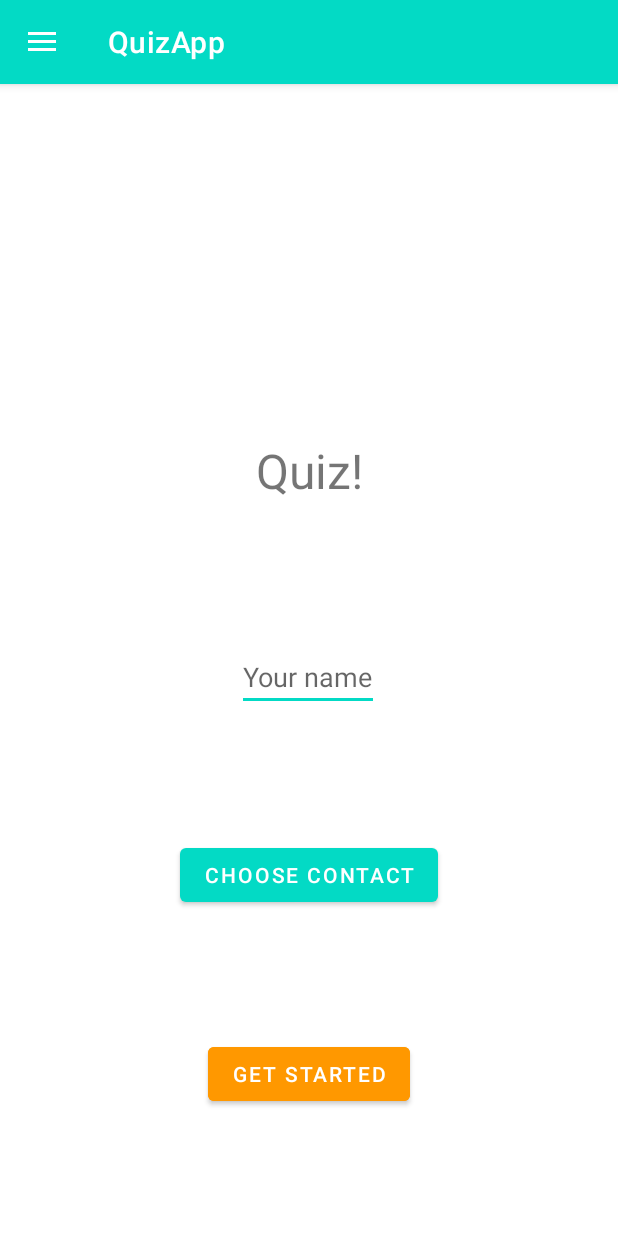
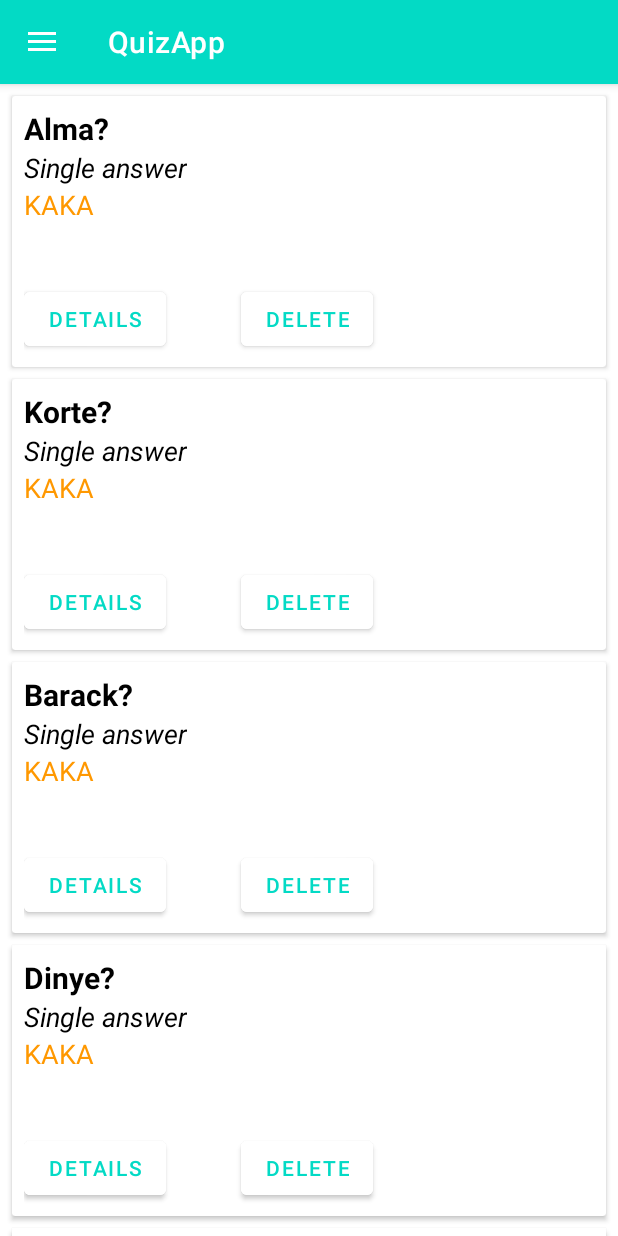
Before and after one commit to kollozsolt/Android, an Android app: the screen it shows after launch (MainActivity), in the side drawer, after a tap on "List of questions", on a phone screen of 412 x 824 dp. Run offline under Robolectric (Android 15) with nearby library versions, the phone set to English and light mode, and no system bars.

Commit message:
Recycler view

```diff
--- /dev/null
+++ b/Quiz/app/src/main/java/com/example/quiz/ExampleAdapter.kt
@@ -0,0 +1,44 @@
+package com.example.quiz
+
+import android.content.Context
+import android.view.LayoutInflater
+import android.view.View
+import android.view.ViewGroup
+import android.widget.ImageView
+import android.widget.TextView
+import androidx.recyclerview.widget.RecyclerView
+import java.io.InputStream
+
+class ExampleAdapter(private val exampleList: List<ExampleItem>) : RecyclerView.Adapter<ExampleAdapter.ExampleViewHolder>() {
+
+    override fun onCreateViewHolder(
+        parent: ViewGroup,
+        viewType: Int
+    ): ExampleViewHolder {
+        val view = LayoutInflater.from(parent.context).inflate(R.layout.item_layout, parent, false)
+
+        return ExampleViewHolder(view)
+    }
+
+    override fun onBindViewHolder(holder: ExampleViewHolder, position: Int) {
+        val currentItem = exampleList[position]
+
+        holder.bind(currentItem)
+    }
+
+    override fun getItemCount(): Int = exampleList.size
+
+
+    class ExampleViewHolder(view: View):RecyclerView.ViewHolder(view) {
+        private val questionView: TextView = view.findViewById(R.id.question_TextView)
+        private val answerType: TextView = view.findViewById(R.id.answerType_textView)
+        private val rightAnswer: TextView = view.findViewById(R.id.rightAnswer_textView)
+
+        fun bind(exampleItem: ExampleItem){
+            questionView.text = exampleItem.question
+            answerType.text = exampleItem.answerType
+            rightAnswer.text = exampleItem.rightAnswer
+        }
+
+    }
+}
--- /dev/null
+++ b/Quiz/app/src/main/java/com/example/quiz/ExampleItem.kt
@@ -0,0 +1,3 @@
+package com.example.quiz
+
+data class ExampleItem(val question: String, val answerType: String, val rightAnswer: String)
--- a/Quiz/app/src/main/java/com/example/quiz/MainActivity.kt
+++ b/Quiz/app/src/main/java/com/example/quiz/MainActivity.kt
@@ -10,6 +10,7 @@ import androidx.drawerlayout.widget.DrawerLayout
 import androidx.fragment.app.FragmentManager
 import com.example.quiz.databinding.ActivityMainBinding
 import com.example.quiz.fragment.HomeFragment
+import com.example.quiz.fragment.ListFragment
 import com.example.quiz.fragment.QuestionAddFragment
 import com.example.quiz.fragment.QuizStartFragment
 import com.google.android.material.navigation.NavigationView
@@ -52,8 +53,11 @@ class MainActivity : AppCompatActivity() {
                     drawerLayout.closeDrawer(GravityCompat.START)
                 }
                 R.id.nav_list -> {
-                    Toast.makeText(applicationContext, "Clicked List", Toast.LENGTH_SHORT).show()
+                    supportFragment.beginTransaction()
+                        .replace(R.id.fragmentContainerView, ListFragment()).commit()
                     drawerLayout.closeDrawer(GravityCompat.START)
+//                    Toast.makeText(applicationContext, "Clicked List", Toast.LENGTH_SHORT).show()
+//                    drawerLayout.closeDrawer(GravityCompat.START)
                 }
                 R.id.nav_new_question -> {
                     supportFragment.beginTransaction()
--- /dev/null
+++ b/Quiz/app/src/main/java/com/example/quiz/fragment/ListFragment.kt
@@ -0,0 +1,72 @@
+package com.example.quiz.fragment
+
+import android.content.Context
+import android.os.Bundle
+import android.util.Log
+import androidx.fragment.app.Fragment
+import android.view.LayoutInflater
+import android.view.View
+import android.view.ViewGroup
+import androidx.fragment.app.activityViewModels
+import androidx.recyclerview.widget.LinearLayoutManager
+import androidx.recyclerview.widget.RecyclerView
+import com.example.quiz.*
+import com.example.quiz.databinding.FragmentListBinding
+import com.example.quiz.databinding.FragmentQuestionBinding
+import java.io.InputStream
+
+class ListFragment : Fragment() {
+
+    private var _binding: FragmentListBinding? = null
+    private val binding get() = _binding!!
+
+    override fun onCreateView(
+        inflater: LayoutInflater, container: ViewGroup?,
+        savedInstanceState: Bundle?
+    ): View? {
+        _binding = FragmentListBinding.inflate(inflater, container, false)
+        return binding?.root
+    }
+
+
+    override fun onViewCreated(view: View, savedInstanceState: Bundle?) {
+        super.onViewCreated(view, savedInstanceState)
+
+        val questionsList = getQuestions(requireContext())
+
+        val exampleList = mutableListOf<ExampleItem>()
+
+        for (i in questionsList){
+            val rightAnswer = "KAKA"
+            exampleList.add(ExampleItem(i.text, "Single answer", rightAnswer))
+        }
+        val recycleView: RecyclerView = binding.recyclerView
+
+        recycleView.layoutManager = LinearLayoutManager(requireContext())
+        recycleView.setHasFixedSize(true)
+        recycleView.adapter = ExampleAdapter(exampleList)
+    }
+
+    fun getQuestions(context: Context) : MutableList<Question> {
+        val questions = mutableListOf<Question>()
+        val lines = mutableListOf<String>()
+
+        val inputStream: InputStream? = context?.resources?.openRawResource(R.raw.questions)
+        inputStream?.bufferedReader()?.useLines { lines_ -> lines_.forEach { lines.add(it) } }
+        Log.d("SharedViewModel", "INIT")
+        for (i in 0..lines.size - 1 step 5) {
+            var text = lines[i]
+            var answers = mutableListOf<Answer>()
+            for (j in i + 1..i + 4) {
+                var index = lines[j].indexOf('/')
+                var text = lines[j].substring(0, index)
+                var correct = lines[j].substring(index + 1, lines[j].length)
+                var answer = Answer(text, correct.toInt())
+                answers.add(answer)
+            }
+            var question = Question(text, answers)
+            questions.add(question)
+        }
+        return questions
+    }
+}
--- /dev/null
+++ b/Quiz/app/src/main/res/layout/fragment_list.xml
@@ -0,0 +1,19 @@
+<?xml version="1.0" encoding="utf-8"?>
+<androidx.constraintlayout.widget.ConstraintLayout
+    xmlns:android="http://schemas.android.com/apk/res/android"
+    xmlns:app="http://schemas.android.com/apk/res-auto"
+    xmlns:tools="http://schemas.android.com/tools"
+    android:layout_width="match_parent"
+    android:layout_height="match_parent"
+    tools:context=".fragment.QuizStartFragment">
+
+        <androidx.recyclerview.widget.RecyclerView
+        android:id="@+id/recycler_view"
+        android:layout_width="match_parent"
+        android:layout_height="match_parent"
+        android:clipToPadding="false"
+        android:padding="4dp"
+        tools:listitem="@layout/item_layout"/>
+
+
+</androidx.constraintlayout.widget.ConstraintLayout>
--- /dev/null
+++ b/Quiz/app/src/main/res/layout/item_layout.xml
@@ -0,0 +1,63 @@
+<?xml version="1.0" encoding="utf-8"?>
+<androidx.cardview.widget.CardView
+    xmlns:android="http://schemas.android.com/apk/res/android"
+    android:layout_width="match_parent"
+    android:layout_height="wrap_content"
+    android:layout_margin="4dp">
+
+    <RelativeLayout
+        android:layout_width="match_parent"
+        android:layout_height="match_parent"
+        android:padding="8dp">
+
+        <TextView
+            android:id="@+id/question_TextView"
+            android:layout_width="wrap_content"
+            android:layout_height="wrap_content"
+            android:text="Line1"
+            android:textColor="@color/black"
+            android:textSize="20dp"
+            android:textStyle="bold" />
+
+        <TextView
+            android:id="@+id/answerType_textView"
+            android:layout_width="wrap_content"
+            android:layout_height="wrap_content"
+            android:layout_below="@+id/question_TextView"
+            android:text="Line2"
+            android:textColor="@color/black"
+            android:textSize="18sp"
+            android:textStyle="italic" />
+
+        <TextView
+            android:id="@+id/rightAnswer_textView"
+            android:layout_width="wrap_content"
+            android:layout_height="wrap_content"
+            android:layout_below="@+id/answerType_textView"
+            android:paddingBottom="40dp"
+            android:text="Line3"
+            android:textColor="@color/orange"
+            android:textSize="18sp" />
+
+        <Button
+            android:id="@+id/detail_button"
+            android:layout_width="wrap_content"
+            android:layout_height="wrap_content"
+            android:layout_below="@+id/rightAnswer_textView"
+            android:backgroundTint="@color/white"
+            android:textColor="@color/teal_200"
+            android:text="DETAILS"/>
+
+        <Button
+            android:id="@+id/delete_button"
+            android:layout_width="wrap_content"
+            android:layout_height="wrap_content"
+            android:layout_toEndOf="@+id/detail_button"
+            android:layout_below="@+id/rightAnswer_textView"
+            android:backgroundTint="@color/white"
+            android:textColor="@color/teal_200"
+            android:text="Delete"
+            android:layout_marginLeft="50dp"/>
+    </RelativeLayout>
+
+</androidx.cardview.widget.CardView>
```
Also changed, not shown: Quiz/app/src/main/res/raw/questions.txt (+150 -0 lines).
